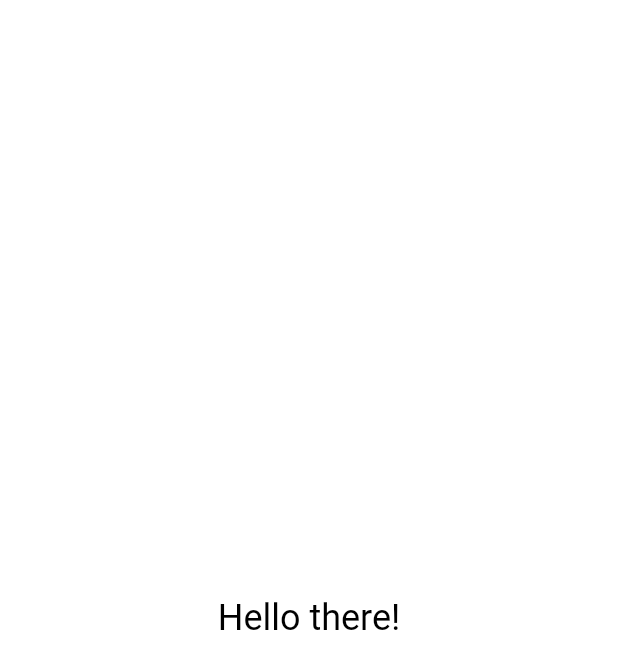
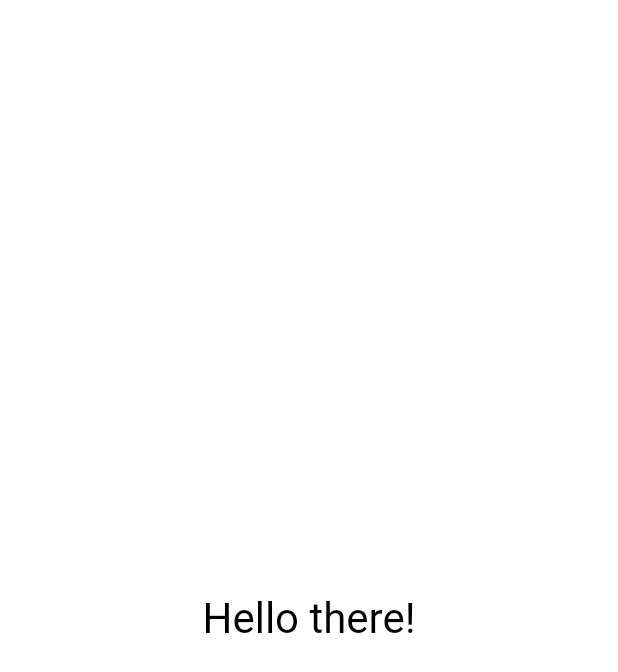
Before and after one commit to Moaz-Javed-Khan/solid_software_test_app, a Flutter app: the screen it shows after launch, on a phone screen of 412 x 824 dp. Shown: the top 672 px of the screen. Run offline on Flutter 3.47's test engine with Material 2 defaults, Android fonts, the phone set to English and light mode, and no system bars.

```diff
--- a/lib/presentation/home_page.dart
+++ b/lib/presentation/home_page.dart
@@ -13,50 +13,54 @@ class HomePage extends StatefulWidget {
   State<HomePage> createState() => _HomePageState();
 }
 
-class _HomePageState extends State<HomePage>
-    with SingleTickerProviderStateMixin {
-  Color _backgrounfColor = Colors.white;
+class _HomePageState extends State<HomePage> {
+  Color _backgroundColor = Colors.white;
 
-  double smallFont = 24;
-  double largeFont = 48;
+  final _luminanceLimit = 0.5;
 
-  bool _isTapped = false;
+  final _textScaleSmall = 1.0;
+  final _textScaleLarge = 2.0;
 
-  void _changeBackgroundColor() {
-    setState(() {
-      _backgrounfColor = widget._randomColorGenerator.generateRandomColours();
-    });
-  }
+  final _textSizeSmall = 14.0;
+  final _textSizeLarge = 28.0;
 
-  void _onTap() {
-    setState(() {
-      _isTapped = !_isTapped;
-    });
-  }
+  var _large = false;
 
   @override
   Widget build(BuildContext context) {
     return Scaffold(
       key: const Key("home_page_key"),
-      backgroundColor: _backgrounfColor,
+      backgroundColor: _backgroundColor,
       body: InkWell(
         onTap: () {
           _changeBackgroundColor();
-          _onTap();
+          _controlAnimation();
         },
         child: Center(
-          child: AnimatedDefaultTextStyle(
-            duration: const Duration(milliseconds: 500),
-            style: TextStyle(
-              fontSize: _isTapped ? largeFont : smallFont,
-              color: _isTapped ? Colors.white : Colors.black,
-            ),
-            child: const Text(
+          child: AnimatedScale(
+            scale: _large ? _textScaleSmall : _textScaleLarge,
+            curve: Curves.elasticOut,
+            duration: const Duration(seconds: 1),
+            child: Text(
               'Hello there!',
+              style: TextStyle(
+                fontSize: _large ? _textSizeLarge : _textSizeSmall,
+                color: _backgroundColor.computeLuminance() > _luminanceLimit
+                    ? Colors.black
+                    : Colors.white,
+              ),
             ),
           ),
         ),
       ),
     );
   }
+
+  void _changeBackgroundColor() {
+    setState(() {
+      _backgroundColor = widget._randomColorGenerator.generateRandomColours();
+    });
+  }
+
+  void _controlAnimation() => setState(() => _large = !_large);
 }
```
